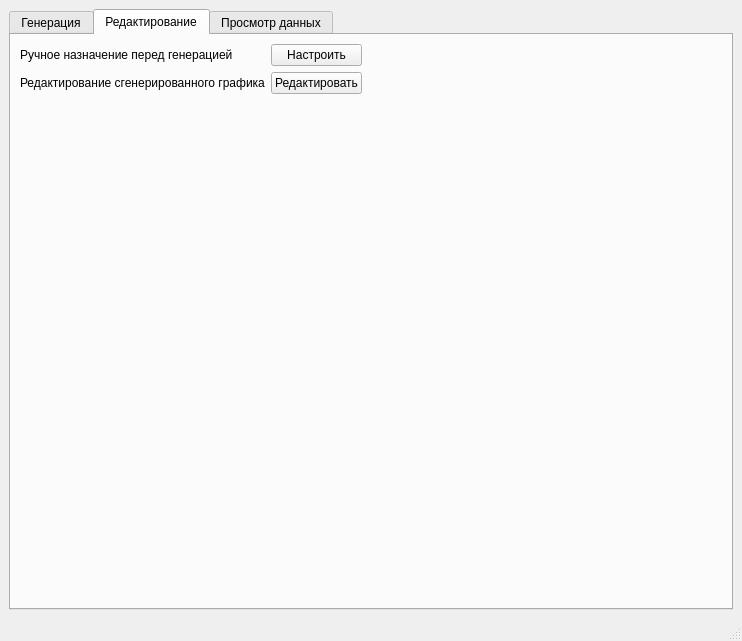
First picture: the form in ui_main_window.ui, repository emikoff/shift_generator, before the edit.
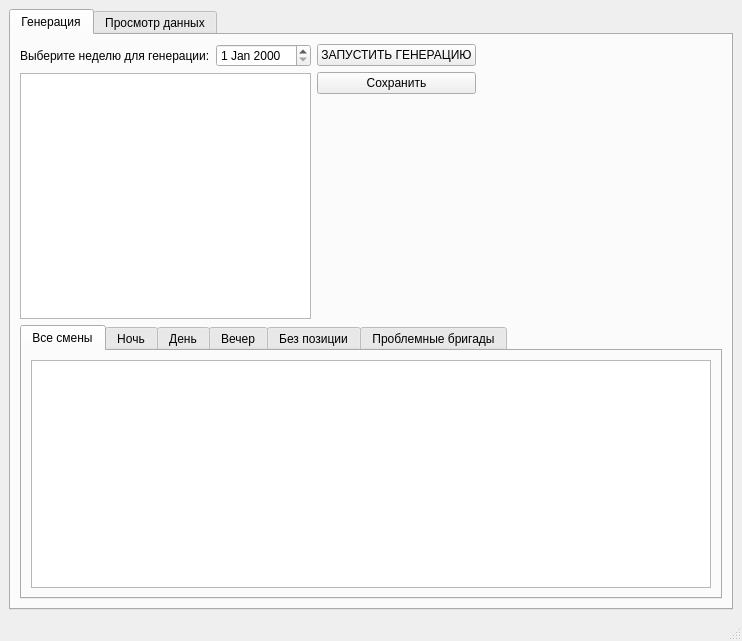
Second picture: the form after the edit. The open tabs and pages were chosen to show the change.

Commit message: убрал из GUI  вкладку редактировать, добавил в Просмотр данных кнопку план

```diff
--- a/ui_main_window.ui
+++ b/ui_main_window.ui
@@ -64,7 +64,7 @@
                 <item>
                  <widget class="QPushButton" name="save_button">
                   <property name="text">
-                   <string>Сохранить в CSV</string>
+                   <string>Сохранить</string>
                   </property>
                  </widget>
                 </item>
@@ -171,87 +171,6 @@
         </item>
        </layout>
       </widget>
-      <widget class="QWidget" name="tab_2">
-       <attribute name="title">
-        <string>Редактирование</string>
-       </attribute>
-       <layout class="QHBoxLayout" name="horizontalLayout_9">
-        <item>
-         <layout class="QVBoxLayout" name="verticalLayout_9">
-          <item>
-           <layout class="QHBoxLayout" name="horizontalLayout_5">
-            <item>
-             <layout class="QHBoxLayout" name="horizontalLayout_4">
-              <item>
-               <layout class="QVBoxLayout" name="verticalLayout_7">
-                <item>
-                 <widget class="QLabel" name="label_2">
-                  <property name="text">
-                   <string>Ручное назначение перед генерацией</string>
-                  </property>
-                 </widget>
-                </item>
-                <item>
-                 <widget class="QLabel" name="label_3">
-                  <property name="text">
-                   <string>Редактирование сгенерированного графика</string>
-                  </property>
-                 </widget>
-                </item>
-               </layout>
-              </item>
-              <item>
-               <layout class="QVBoxLayout" name="verticalLayout_3">
-                <item>
-                 <widget class="QPushButton" name="pre_assign_button">
-                  <property name="text">
-                   <string>Настроить</string>
-                  </property>
-                 </widget>
-                </item>
-                <item>
-                 <widget class="QPushButton" name="edit_button">
-                  <property name="text">
-                   <string>Редактировать</string>
-                  </property>
-                 </widget>
-                </item>
-               </layout>
-              </item>
-             </layout>
-            </item>
-            <item>
-             <spacer name="horizontalSpacer_2">
-              <property name="orientation">
-               <enum>Qt::Horizontal</enum>
-              </property>
-              <property name="sizeHint" stdset="0">
-               <size>
-                <width>40</width>
-                <height>20</height>
-               </size>
-              </property>
-             </spacer>
-            </item>
-           </layout>
-          </item>
-          <item>
-           <spacer name="verticalSpacer">
-            <property name="orientation">
-             <enum>Qt::Vertical</enum>
-            </property>
-            <property name="sizeHint" stdset="0">
-             <size>
-              <width>20</width>
-              <height>40</height>
-             </size>
-            </property>
-           </spacer>
-          </item>
-         </layout>
-        </item>
-       </layout>
-      </widget>
       <widget class="QWidget" name="tab_3">
        <attribute name="title">
         <string>Просмотр данных</string>
```
Left out of the diff: 13 changed lines with no effect on the pictures. The commit also changes 3 other files.
